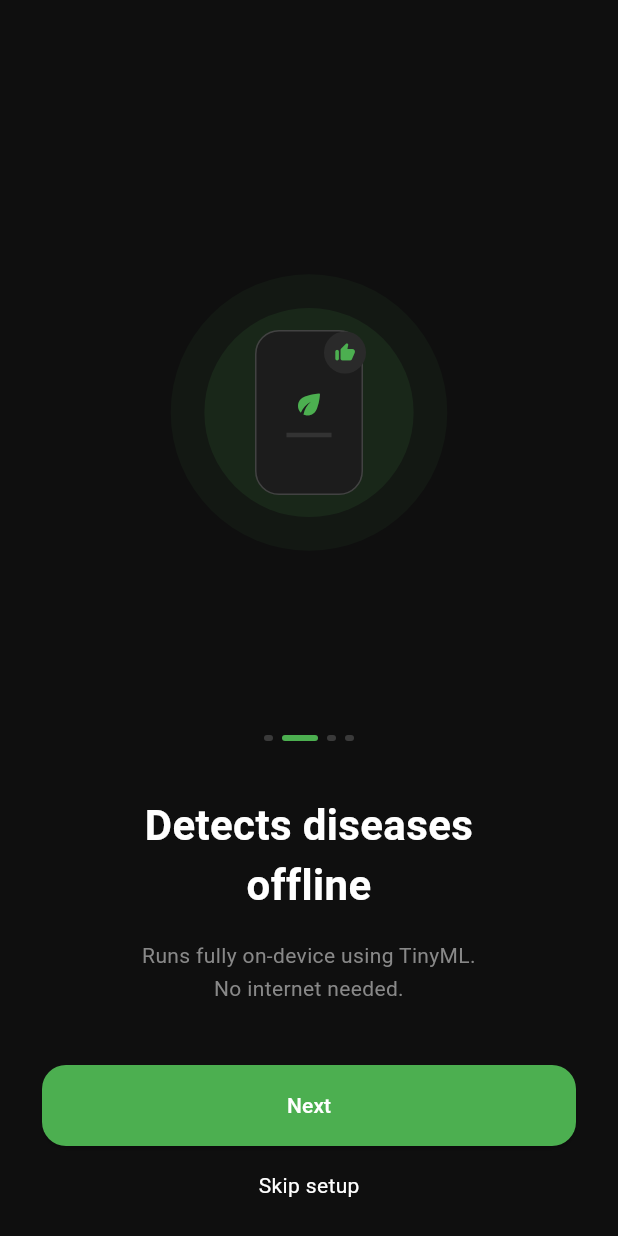
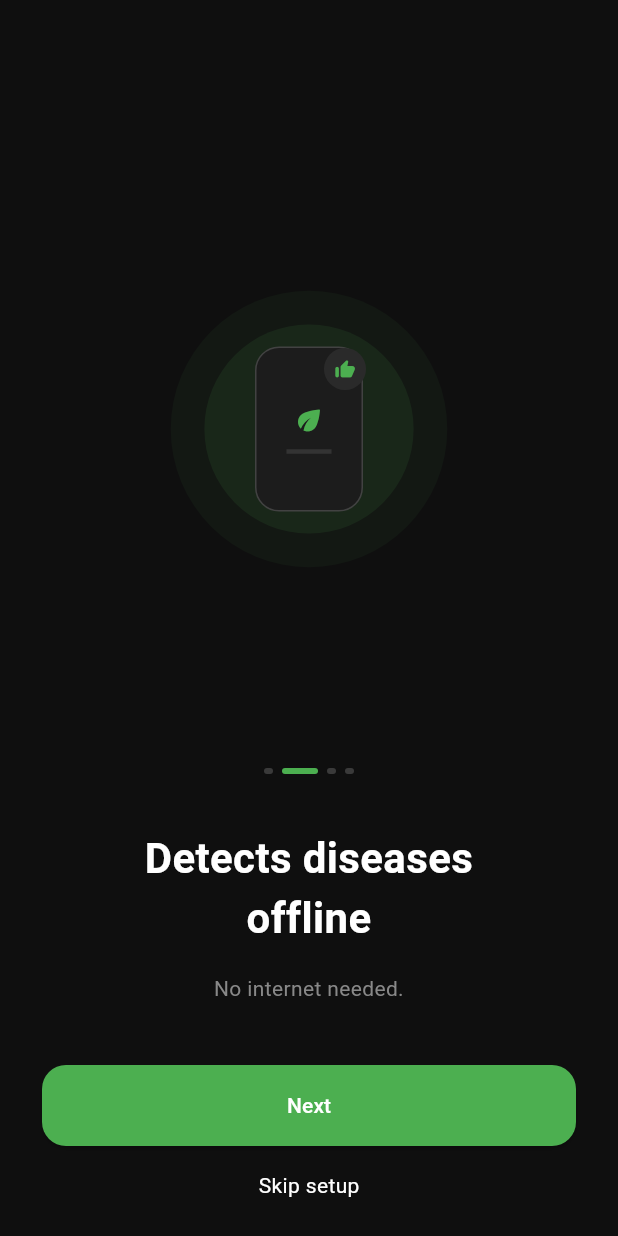
Before and after one commit to Senitha-Shehan/R26-IT-101, a Flutter app: the screen it shows after launch, on a phone screen of 412 x 824 dp. Run offline on Flutter 3.47's test engine with Material 3 defaults, Android fonts, the phone set to English and light mode, and no system bars; our stand-ins replace camera.

Commit message:
Update onboarding_offline_screen.dart
Update onboarding-screen.dart

```diff
--- a/cropguard/lib/screens/onboarding_offline_screen.dart
+++ b/cropguard/lib/screens/onboarding_offline_screen.dart
@@ -168,7 +168,7 @@ class _OnboardingOfflineScreenState extends State<OnboardingOfflineScreen>
                 const SizedBox(height: 16),
 
                 const Text(
-                  'Runs fully on-device using TinyML.\nNo internet needed.',
+                  'No internet needed.',
                   textAlign: TextAlign.center,
                   style: TextStyle(color: Color(0xFF888888), height: 1.6),
                 ),
```
